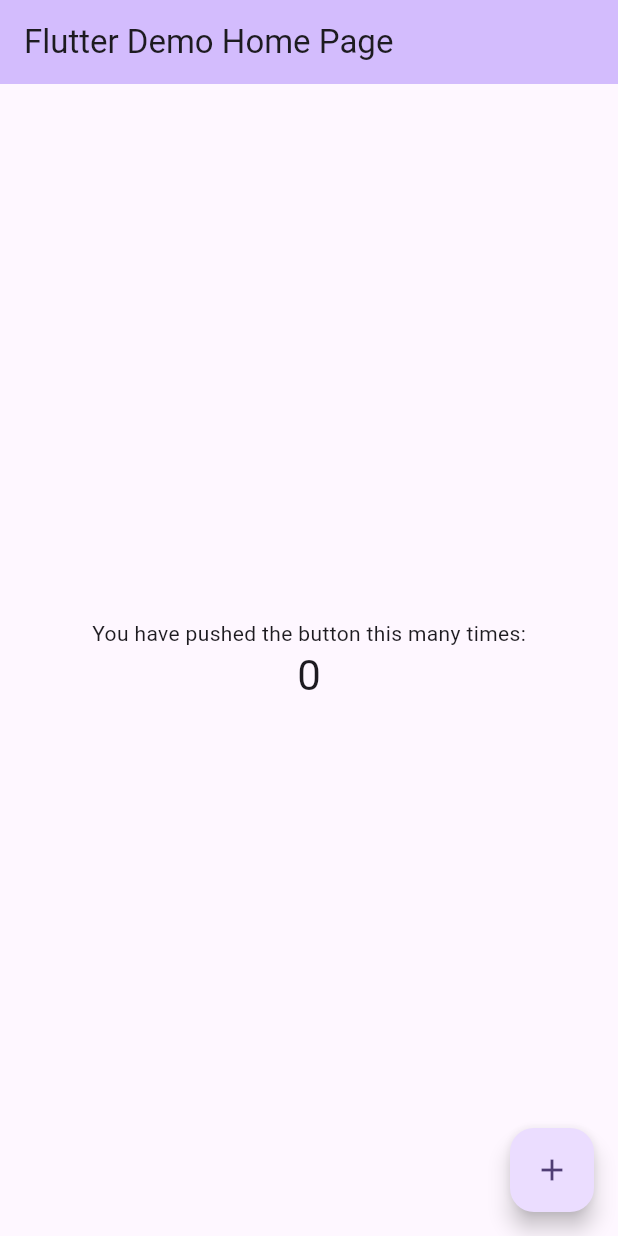
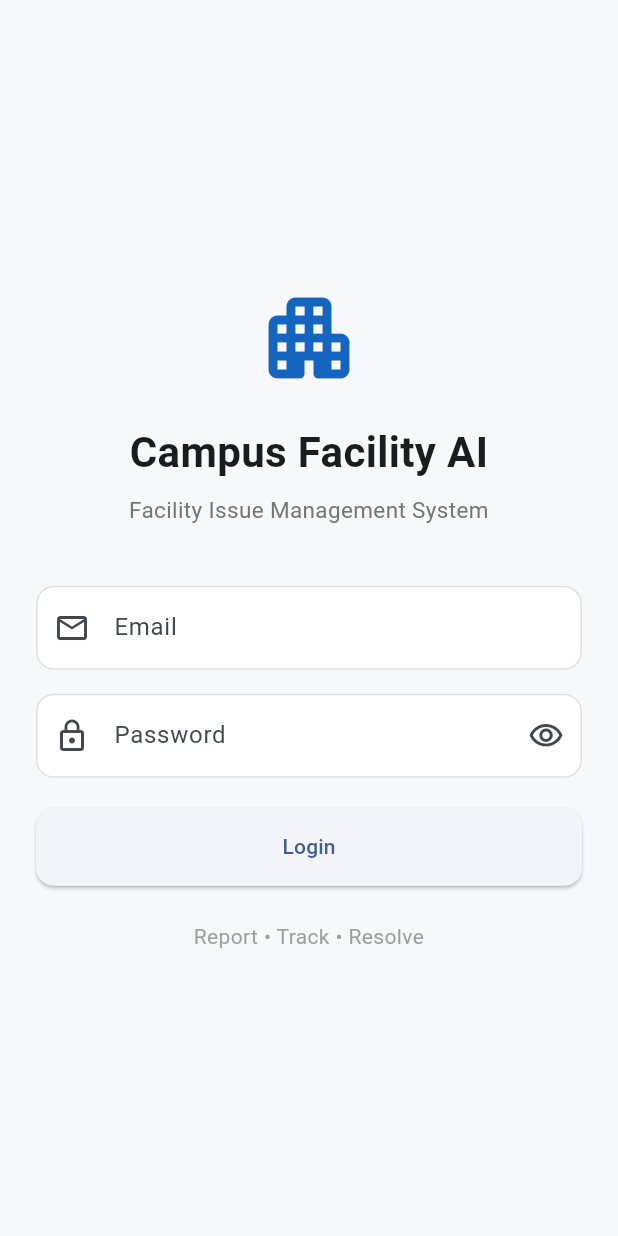
Before and after one commit to DevPlux/campus-facility-ai, a Flutter app: the screen it shows after launch, on a phone screen of 412 x 824 dp. Run offline on Flutter 3.47's test engine with Material 3 defaults, Android fonts, the phone set to English and light mode, and no system bars; our stand-ins replace dio, flutter_secure_storage; accounts and stored records are empty.

Commit message:
Add basic core api, constants and theme

```diff
--- /dev/null
+++ b/mobile/lib/core/constants/app_constants.dart
@@ -0,0 +1,38 @@
+class AppConstants {
+  AppConstants._();
+
+  static const String appName = 'Campus Facility AI';
+
+  // User Roles
+  static const String roleReporter = 'REPORTER';
+  static const String roleTechnician = 'TECHNICIAN';
+  static const String roleManager = 'MANAGER';
+
+  // Issue Statuses
+  static const String statusOpen = 'OPEN';
+  static const String statusAnalyzed = 'ANALYZED';
+  static const String statusPendingApproval = 'PENDING_APPROVAL';
+  static const String statusAssigned = 'ASSIGNED';
+  static const String statusInProgress = 'IN_PROGRESS';
+  static const String statusCompleted = 'COMPLETED';
+  static const String statusRejected = 'REJECTED';
+
+  // Issue Categories
+  static const List<String> issueCategories = [
+    'PLUMBING',
+    'ELECTRICAL',
+    'IT',
+    'HVAC',
+    'FURNITURE',
+    'GENERAL',
+  ];
+
+  // Priorities
+  static const String priorityLow = 'LOW';
+  static const String priorityMedium = 'MEDIUM';
+  static const String priorityHigh = 'HIGH';
+
+  // Image Types
+  static const String imageBefore = 'BEFORE';
+  static const String imageAfter = 'AFTER';
+}
--- /dev/null
+++ b/mobile/lib/core/storage/token_storage.dart
@@ -0,0 +1,25 @@
+import 'package:flutter_secure_storage/flutter_secure_storage.dart';
+
+class TokenStorage {
+  TokenStorage._();
+
+  static const FlutterSecureStorage _storage =
+      FlutterSecureStorage();
+
+  static const String _tokenKey = 'jwt_token';
+
+  static Future<void> saveToken(String token) async {
+    await _storage.write(
+      key: _tokenKey,
+      value: token,
+    );
+  }
+
+  static Future<String?> getToken() async {
+    return await _storage.read(key: _tokenKey);
+  }
+
+  static Future<void> deleteToken() async {
+    await _storage.delete(key: _tokenKey);
+  }
+}
--- /dev/null
+++ b/mobile/lib/core/theme/app_theme.dart
@@ -0,0 +1,44 @@
+import 'package:flutter/material.dart';
+
+class AppTheme {
+  AppTheme._();
+
+  static ThemeData get lightTheme {
+    return ThemeData(
+      useMaterial3: true,
+      colorScheme: ColorScheme.fromSeed(
+        seedColor: const Color(0xFF1565C0),
+        brightness: Brightness.light,
+      ),
+      scaffoldBackgroundColor: const Color(0xFFF7F8FA),
+
+      appBarTheme: const AppBarTheme(
+        centerTitle: false,
+        elevation: 0,
+      ),
+
+      inputDecorationTheme: InputDecorationTheme(
+        filled: true,
+        fillColor: Colors.white,
+        border: OutlineInputBorder(
+          borderRadius: BorderRadius.circular(12),
+        ),
+        enabledBorder: OutlineInputBorder(
+          borderRadius: BorderRadius.circular(12),
+          borderSide: const BorderSide(
+            color: Color(0xFFE0E0E0),
+          ),
+        ),
+      ),
+
+      elevatedButtonTheme: ElevatedButtonThemeData(
+        style: ElevatedButton.styleFrom(
+          minimumSize: const Size(double.infinity, 52),
+          shape: RoundedRectangleBorder(
+            borderRadius: BorderRadius.circular(12),
+          ),
+        ),
+      ),
+    );
+  }
+}
--- a/mobile/lib/main.dart
+++ b/mobile/lib/main.dart
@@ -1,121 +1,31 @@
 import 'package:flutter/material.dart';
+import 'package:provider/provider.dart';
+
+import 'core/constants/app_constants.dart';
+import 'core/theme/app_theme.dart';
+import 'providers/auth_provider.dart';
+import 'screens/auth/login_screen.dart';
 
 void main() {
-  runApp(const MyApp());
+  runApp(const CampusFacilityApp());
 }
 
-class MyApp extends StatelessWidget {
-  const MyApp({super.key});
-
-  // This widget is the root of your application.
-  @override
-  Widget build(BuildContext context) {
-    return MaterialApp(
-      title: 'Flutter Demo',
-      theme: ThemeData(
-        // This is the theme of your application.
-        //
-        // TRY THIS: Try running your application with "flutter run". You'll see
-        // the application has a purple toolbar. Then, without quitting the app,
-        // try changing the seedColor in the colorScheme below to Colors.green
-        // and then invoke "hot reload" (save your changes or press the "hot
-        // reload" button in a Flutter-supported IDE, or press "r" if you used
-        // the command line to start the app).
-        //
-        // Notice that the counter didn't reset back to zero; the application
-        // state is not lost during the reload. To reset the state, use hot
-        // restart instead.
-        //
-        // This works for code too, not just values: Most code changes can be
-        // tested with just a hot reload.
-        colorScheme: .fromSeed(seedColor: Colors.deepPurple),
-      ),
-      home: const MyHomePage(title: 'Flutter Demo Home Page'),
-    );
-  }
-}
-
-class MyHomePage extends StatefulWidget {
-  const MyHomePage({super.key, required this.title});
-
-  // This widget is the home page of your application. It is stateful, meaning
-  // that it has a State object (defined below) that contains fields that affect
-  // how it looks.
-
-  // This class is the configuration for the state. It holds the values (in this
-  // case the title) provided by the parent (in this case the App widget) and
-  // used by the build method of the State. Fields in a Widget subclass are
-  // always marked "final".
-
-  final String title;
-
-  @override
-  State<MyHomePage> createState() => _MyHomePageState();
-}
-
-class _MyHomePageState extends State<MyHomePage> {
-  int _counter = 0;
-
-  void _incrementCounter() {
-    setState(() {
-      // This call to setState tells the Flutter framework that something has
-      // changed in this State, which causes it to rerun the build method below
-      // so that the display can reflect the updated values. If we changed
-      // _counter without calling setState(), then the build method would not be
-      // called again, and so nothing would appear to happen.
-      _counter++;
-    });
-  }
+class CampusFacilityApp extends StatelessWidget {
+  const CampusFacilityApp({super.key});
 
   @override
   Widget build(BuildContext context) {
-    // This method is rerun every time setState is called, for instance as done
-    // by the _incrementCounter method above.
-    //
-    // The Flutter framework has been optimized to make rerunning build methods
-    // fast, so that you can just rebuild anything that needs updating rather
-    // than having to individually change instances of widgets.
-    return Scaffold(
-      appBar: AppBar(
-        // TRY THIS: Try changing the color here to a specific color (to
-        // Colors.amber, perhaps?) and trigger a hot reload to see the AppBar
-        // change color while the other colors stay the same.
-        backgroundColor: Theme.of(context).colorScheme.inversePrimary,
-        // Here we take the value from the MyHomePage object that was created by
-        // the App.build method, and use it to set our appbar title.
-        title: Text(widget.title),
-      ),
-      body: Center(
-        // Center is a layout widget. It takes a single child and positions it
-        // in the middle of the parent.
-        child: Column(
-          // Column is also a layout widget. It takes a list of children and
-          // arranges them vertically. By default, it sizes itself to fit its
-          // children horizontally, and tries to be as tall as its parent.
-          //
-          // Column has various properties to control how it sizes itself and
-          // how it positions its children. Here we use mainAxisAlignment to
-          // center the children vertically; the main axis here is the vertical
-          // axis because Columns are vertical (the cross axis would be
-          // horizontal).
-          //
-          // TRY THIS: Invoke "debug painting" (choose the "Toggle Debug Paint"
-          // action in the IDE, or press "p" in the console), to see the
-          // wireframe for each widget.
-          mainAxisAlignment: .center,
-          children: [
-            const Text('You have pushed the button this many times:'),
-            Text(
-              '$_counter',
-              style: Theme.of(context).textTheme.headlineMedium,
-            ),
-          ],
+    return MultiProvider(
+      providers: [
+        ChangeNotifierProvider(
+          create: (_) => AuthProvider(),
         ),
-      ),
-      floatingActionButton: FloatingActionButton(
-        onPressed: _incrementCounter,
-        tooltip: 'Increment',
-        child: const Icon(Icons.add),
+      ],
+      child: MaterialApp(
+        title: AppConstants.appName,
+        debugShowCheckedModeBanner: false,
+        theme: AppTheme.lightTheme,
+        home: const LoginScreen(),
       ),
     );
   }
--- /dev/null
+++ b/mobile/lib/models/issue.dart
@@ -0,0 +1,46 @@
+class Issue {
+  final int id;
+  final String title;
+  final String description;
+  final String location;
+  final String? category;
+  final String? priority;
+  final String? requiredSkill;
+  final String? aiSummary;
+  final String status;
+  final String? beforeImageUrl;
+  final String? afterImageUrl;
+  final DateTime createdAt;
+
+  const Issue({
+    required this.id,
+    required this.title,
+    required this.description,
+    required this.location,
+    this.category,
+    this.priority,
+    this.requiredSkill,
+    this.aiSummary,
+    required this.status,
+    this.beforeImageUrl,
+    this.afterImageUrl,
+    required this.createdAt,
+  });
+
+  factory Issue.fromJson(Map<String, dynamic> json) {
+    return Issue(
+      id: json['id'],
+      title: json['title'],
+      description: json['description'],
+      location: json['location'],
+      category: json['category'],
+      priority: json['priority'],
+      requiredSkill: json['requiredSkill'],
+      aiSummary: json['aiSummary'],
+      status: json['status'],
+      beforeImageUrl: json['beforeImageUrl'],
+      afterImageUrl: json['afterImageUrl'],
+      createdAt: DateTime.parse(json['createdAt']),
+    );
+  }
+}
--- /dev/null
+++ b/mobile/lib/models/user.dart
@@ -0,0 +1,22 @@
+class User {
+  final int id;
+  final String name;
+  final String email;
+  final String role;
+
+  const User({
+    required this.id,
+    required this.name,
+    required this.email,
+    required this.role,
+  });
+
+  factory User.fromJson(Map<String, dynamic> json) {
+    return User(
+      id: json['id'],
+      name: json['name'],
+      email: json['email'],
+      role: json['role'],
+    );
+  }
+}
--- /dev/null
+++ b/mobile/lib/providers/auth_provider.dart
@@ -0,0 +1,57 @@
+import 'package:flutter/material.dart';
+
+import '../core/storage/token_storage.dart';
+import '../models/user.dart';
+import '../services/auth_service.dart';
+
+class AuthProvider extends ChangeNotifier {
+  final AuthService _authService = AuthService();
+
+  User? _user;
+  bool _isLoading = false;
+  String? _errorMessage;
+
+  User? get user => _user;
+  bool get isLoading => _isLoading;
+  String? get errorMessage => _errorMessage;
+  bool get isLoggedIn => _user != null;
+
+  Future<bool> login({
+    required String email,
+    required String password,
+  }) async {
+    _isLoading = true;
+    _errorMessage = null;
+    notifyListeners();
+
+    try {
+      final result = await _authService.login(
+        email: email,
+        password: password,
+      );
+
+      await TokenStorage.saveToken(result.token);
+      _user = result.user;
+
+      _isLoading = false;
+      notifyListeners();
+
+      return true;
+    } catch (_) {
+      _isLoading = false;
+      _errorMessage = 'Login failed. Please check your credentials.';
+      notifyListeners();
+
+      return false;
+    }
+  }
+
+  Future<void> logout() async {
+    await TokenStorage.deleteToken();
+
+    _user = null;
+    _errorMessage = null;
+
+    notifyListeners();
+  }
+}
--- /dev/null
+++ b/mobile/lib/screens/auth/login_screen.dart
@@ -0,0 +1,179 @@
+import 'package:flutter/material.dart';
+import 'package:provider/provider.dart';
+
+import '../../providers/auth_provider.dart';
+
+class LoginScreen extends StatefulWidget {
+  const LoginScreen({super.key});
+
+  @override
+  State<LoginScreen> createState() => _LoginScreenState();
+}
+
+class _LoginScreenState extends State<LoginScreen> {
+  final _formKey = GlobalKey<FormState>();
+
+  final _emailController = TextEditingController();
+  final _passwordController = TextEditingController();
+
+  bool _obscurePassword = true;
+
+  @override
+  void dispose() {
+    _emailController.dispose();
+    _passwordController.dispose();
+    super.dispose();
+  }
+
+  Future<void> _login() async {
+    if (!_formKey.currentState!.validate()) return;
+
+    final authProvider = context.read<AuthProvider>();
+
+    await authProvider.login(
+      email: _emailController.text.trim(),
+      password: _passwordController.text,
+    );
+  }
+
+  @override
+  Widget build(BuildContext context) {
+    final authProvider = context.watch<AuthProvider>();
+
+    return Scaffold(
+      body: SafeArea(
+        child: Center(
+          child: SingleChildScrollView(
+            padding: const EdgeInsets.all(24),
+            child: Form(
+              key: _formKey,
+              child: Column(
+                crossAxisAlignment: CrossAxisAlignment.stretch,
+                children: [
+                  const Icon(
+                    Icons.apartment_rounded,
+                    size: 72,
+                    color: Color(0xFF1565C0),
+                  ),
+                  const SizedBox(height: 20),
+
+                  const Text(
+                    'Campus Facility AI',
+                    textAlign: TextAlign.center,
+                    style: TextStyle(
+                      fontSize: 28,
+                      fontWeight: FontWeight.bold,
+                    ),
+                  ),
+
+                  const SizedBox(height: 8),
+
+                  Text(
+                    'Facility Issue Management System',
+                    textAlign: TextAlign.center,
+                    style: TextStyle(
+                      fontSize: 15,
+                      color: Colors.grey.shade600,
+                    ),
+                  ),
+
+                  const SizedBox(height: 40),
+
+                  TextFormField(
+                    controller: _emailController,
+                    keyboardType: TextInputType.emailAddress,
+                    decoration: const InputDecoration(
+                      labelText: 'Email',
+                      prefixIcon: Icon(Icons.email_outlined),
+                    ),
+                    validator: (value) {
+                      if (value == null || value.trim().isEmpty) {
+                        return 'Please enter your email';
+                      }
+
+                      if (!value.contains('@')) {
+                        return 'Please enter a valid email';
+                      }
+
+                      return null;
+                    },
+                  ),
+
+                  const SizedBox(height: 16),
+
+                  TextFormField(
+                    controller: _passwordController,
+                    obscureText: _obscurePassword,
+                    decoration: InputDecoration(
+                      labelText: 'Password',
+                      prefixIcon: const Icon(Icons.lock_outline),
+                      suffixIcon: IconButton(
+                        onPressed: () {
+                          setState(() {
+                            _obscurePassword = !_obscurePassword;
+                          });
+                        },
+                        icon: Icon(
+                          _obscurePassword
+                              ? Icons.visibility_outlined
+                              : Icons.visibility_off_outlined,
+                        ),
+                      ),
+                    ),
+                    validator: (value) {
+                      if (value == null || value.isEmpty) {
+                        return 'Please enter your password';
+                      }
+
+                      return null;
+                    },
+                  ),
+
+                  const SizedBox(height: 12),
+
+                  if (authProvider.errorMessage != null)
+                    Padding(
+                      padding: const EdgeInsets.only(bottom: 12),
+                      child: Text(
+                        authProvider.errorMessage!,
+                        textAlign: TextAlign.center,
+                        style: const TextStyle(
+                          color: Colors.red,
+                        ),
+                      ),
+                    ),
+
+                  const SizedBox(height: 8),
+
+                  ElevatedButton(
+                    onPressed:
+                        authProvider.isLoading ? null : _login,
+                    child: authProvider.isLoading
+                        ? const SizedBox(
+                            width: 22,
+                            height: 22,
+                            child: CircularProgressIndicator(
+                              strokeWidth: 2,
+                            ),
+                          )
+                        : const Text('Login'),
+                  ),
+
+                  const SizedBox(height: 24),
+
+                  Text(
+                    'Report • Track • Resolve',
+                    textAlign: TextAlign.center,
+                    style: TextStyle(
+                      color: Colors.grey.shade500,
+                    ),
+                  ),
+                ],
+              ),
+            ),
+          ),
+        ),
+      ),
+    );
+  }
+}
--- /dev/null
+++ b/mobile/lib/services/auth_service.dart
@@ -0,0 +1,35 @@
+import '../core/api/api_client.dart';
+import '../core/api/api_endpoints.dart';
+import '../models/user.dart';
+
+class AuthResult {
+  final String token;
+  final User user;
+
+  const AuthResult({
+    required this.token,
+    required this.user,
+  });
+}
+
+class AuthService {
+  Future<AuthResult> login({
+    required String email,
+    required String password,
+  }) async {
+    final response = await ApiClient.dio.post(
+      ApiEndpoints.login,
+      data: {
+        'email': email,
+        'password': password,
+      },
+    );
+
+    final data = response.data;
+
+    return AuthResult(
+      token: data['token'],
+      user: User.fromJson(data['user']),
+    );
+  }
+}
--- a/mobile/pubspec.yaml
+++ b/mobile/pubspec.yaml
@@ -34,6 +34,11 @@ dependencies:
   # The following adds the Cupertino Icons font to your application.
   # Use with the CupertinoIcons class for iOS style icons.
   cupertino_icons: ^1.0.8
+  dio: ^5.11.1
+  flutter_secure_storage: ^11.2.0
+  image_picker: ^1.2.3
+  provider: ^6.1.5+1
+  intl: ^0.20.3
 
 dev_dependencies:
   flutter_test:
```
Also changed, not shown: mobile/lib/core/api/api_client.dart (added, +31 -0 lines), mobile/lib/core/api/api_endpoints.dart (added, +25 -0 lines), mobile/lib/models/assignment.dart (added, +32 -0 lines), mobile/pubspec.lock, 7 other files.
